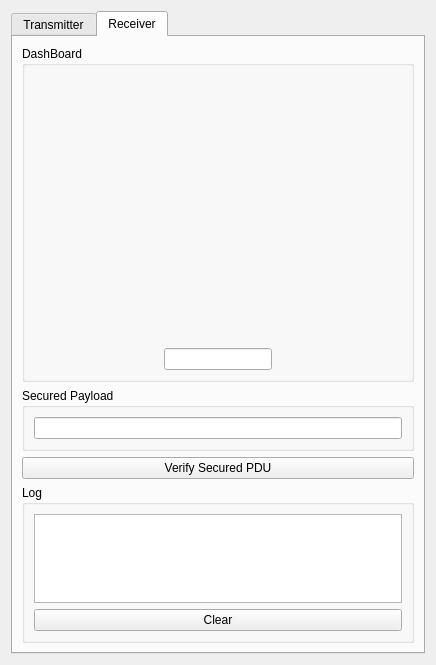
Before: the Qt Designer form GUI/GUI.ui in HosamAboabla/Autosar_SecOC, drawn with Qt 5.
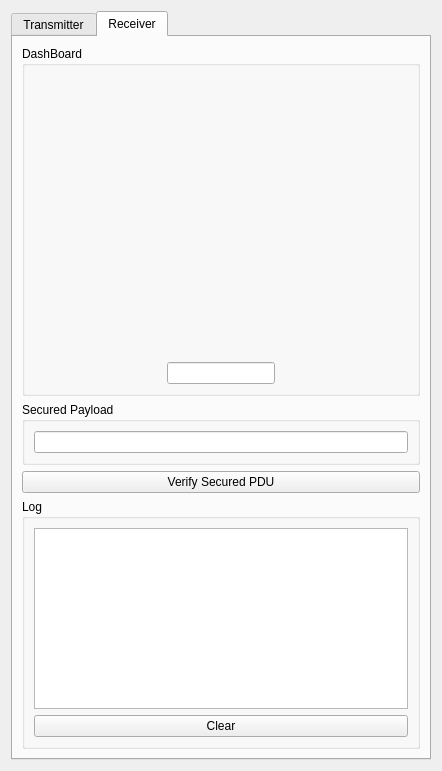
After: the same form once the commit is applied. The open tabs and pages were chosen to show the change. Custom widgets are drawn as their Qt base class.

What changed in the file:
```diff
--- a/GUI/GUI.ui
+++ b/GUI/GUI.ui
@@ -6,8 +6,8 @@
    <rect>
     <x>0</x>
     <y>0</y>
-    <width>430</width>
-    <height>653</height>
+    <width>442</width>
+    <height>771</height>
    </rect>
   </property>
   <property name="sizePolicy">
@@ -505,7 +505,7 @@
          <property name="maximumSize">
           <size>
            <width>16777215</width>
-           <height>158</height>
+           <height>250</height>
           </size>
          </property>
          <property name="title">
```
